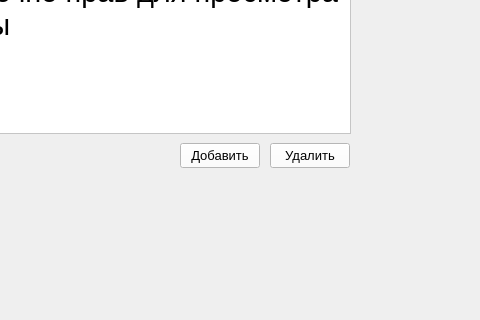
First picture: the form in widget.ui, repository hencsat46/curse_ach2, before the edit; both pictures show x 320 to 800 and y 167 to 487 of the 800 by 600 pixel window.
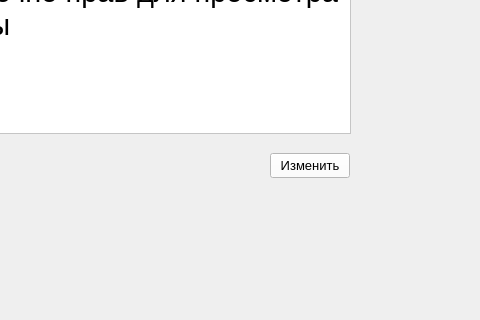
Second picture: the form after the edit.

What changed in the file:
```diff
--- a/widget.ui
+++ b/widget.ui
@@ -496,32 +496,6 @@
       <string>Show table</string>
      </property>
     </widget>
-    <widget class="QPushButton" name="w_add_button">
-     <property name="geometry">
-      <rect>
-       <x>500</x>
-       <y>310</y>
-       <width>80</width>
-       <height>25</height>
-      </rect>
-     </property>
-     <property name="text">
-      <string>Добавить</string>
-     </property>
-    </widget>
-    <widget class="QPushButton" name="w_remove_button">
-     <property name="geometry">
-      <rect>
-       <x>590</x>
-       <y>310</y>
-       <width>80</width>
-       <height>25</height>
-      </rect>
-     </property>
-     <property name="text">
-      <string>Удалить</string>
-     </property>
-    </widget>
     <widget class="QPushButton" name="w_disconnect_button">
      <property name="geometry">
       <rect>
@@ -608,6 +582,19 @@
       <bool>true</bool>
      </property>
     </widget>
+    <widget class="QPushButton" name="w_edit_button">
+     <property name="geometry">
+      <rect>
+       <x>590</x>
+       <y>320</y>
+       <width>80</width>
+       <height>25</height>
+      </rect>
+     </property>
+     <property name="text">
+      <string>Изменить</string>
+     </property>
+    </widget>
    </widget>
    <widget class="QWidget" name="login">
     <widget class="QLabel" name="sm_header_label">
```
